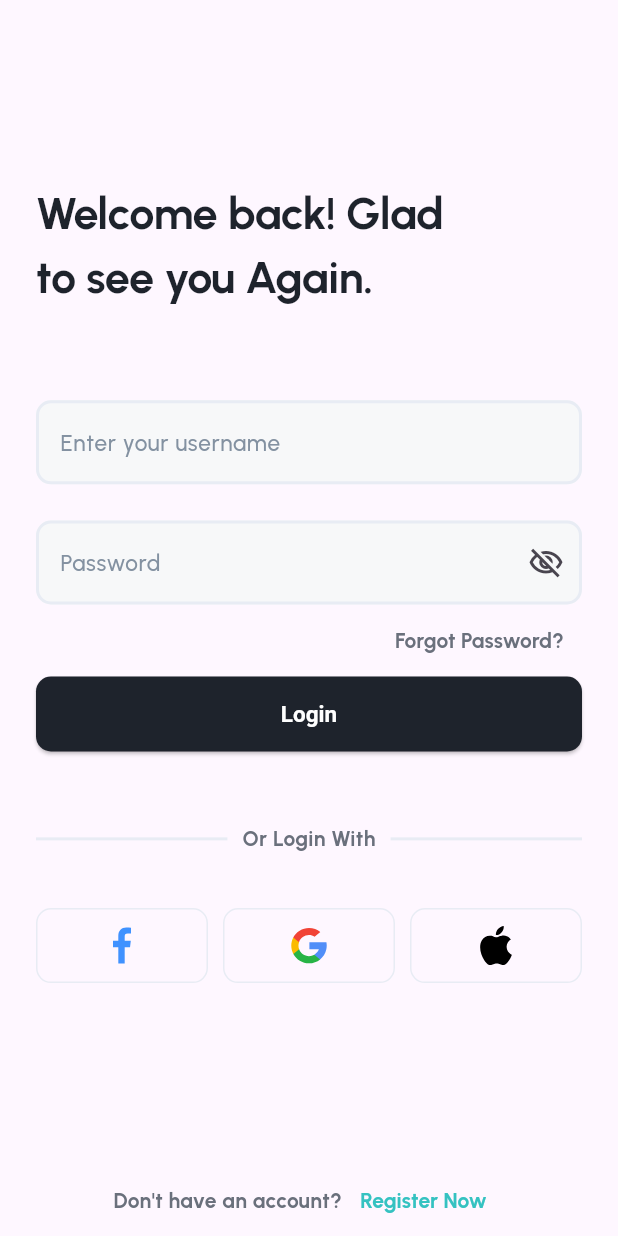
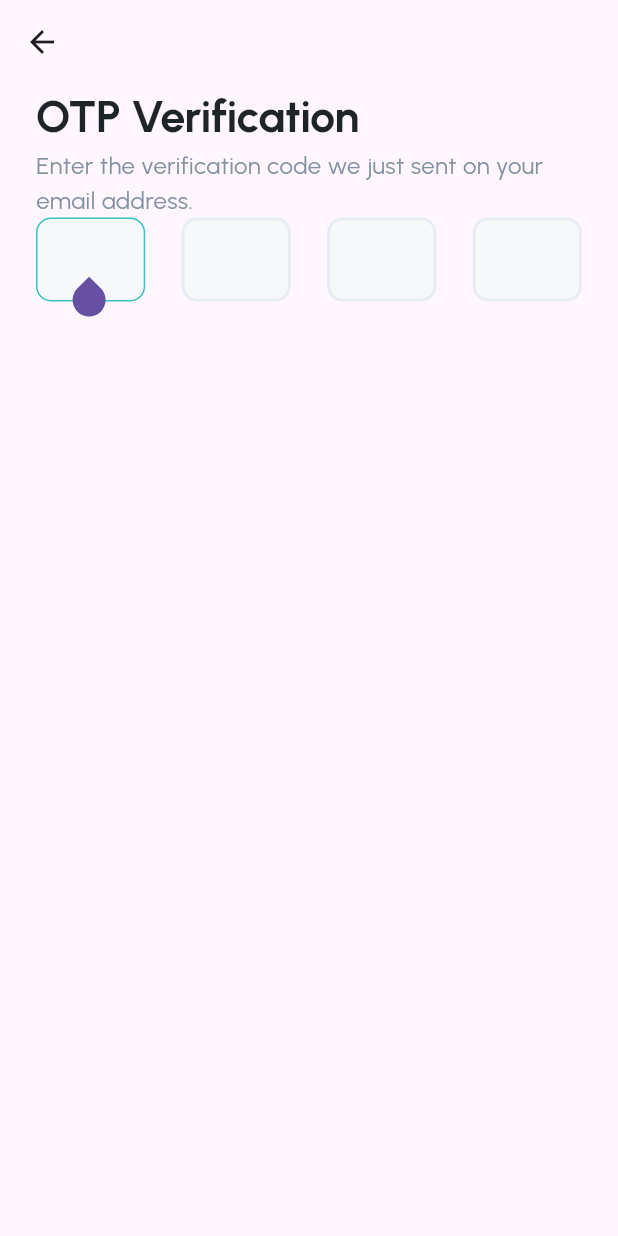
Before and after one commit to AhmetSBulbul/flutter_playground, a Flutter app: the screen it shows after launch, after a tap on "Forgot Password?", on a phone screen of 412 x 824 dp. Run offline on Flutter 3.47's test engine with Material 2 defaults, Android fonts, the phone set to English and light mode, and no system bars; our stand-ins replace flutter_svg, go_router; project files that could hold a hidden picture were left out.

Commit message:
single char digit input

```diff
--- a/lib/main.dart
+++ b/lib/main.dart
@@ -2,6 +2,7 @@ import 'package:flutter/material.dart';
 import 'package:flutter_playground/app/resources/r.dart';
 import 'package:flutter_playground/simple_login/login_info.dart';
 import 'package:flutter_playground/simple_login/login_screen.dart';
+import 'package:flutter_playground/simple_login/otp_verification.dart';
 import 'package:go_router/go_router.dart';
 import 'package:provider/provider.dart';
 
@@ -93,11 +94,19 @@ class App extends StatelessWidget {
     initialLocation: '/',
     routes: [
       GoRoute(path: '/', builder: (context, state) => const HomePage()),
-      GoRoute(path: '/login', builder: (context, state) => const LoginScreen()),
+      GoRoute(
+        path: '/login',
+        builder: (context, state) => const LoginScreen(),
+        routes: [
+          GoRoute(
+              path: 'verification',
+              builder: (context, state) => const OTPVerificationScreen()),
+        ],
+      ),
     ],
     redirect: (state) {
       final bool loggedIn = loginInfo.isLoggedIn;
-      final bool loggingIn = state.subloc == '/login';
+      final bool loggingIn = state.subloc.startsWith('/login');
       if (!loggedIn) return loggingIn ? null : '/login';
 
       if (loggingIn) return '/';
--- a/lib/simple_login/login_screen.dart
+++ b/lib/simple_login/login_screen.dart
@@ -1,7 +1,9 @@
 import 'package:flutter/material.dart';
 import 'package:flutter_playground/app/resources/r.dart';
 import 'package:flutter_playground/simple_login/login_info.dart';
+import 'package:flutter_playground/simple_login/widgets/login_footer.dart';
 import 'package:flutter_svg/svg.dart';
+import 'package:go_router/go_router.dart';
 import 'package:provider/provider.dart';
 
 class LoginScreen extends StatelessWidget {
@@ -51,7 +53,7 @@ class LoginScreen extends StatelessWidget {
                 Align(
                   alignment: Alignment.centerRight,
                   child: TextButton(
-                      onPressed: () {},
+                      onPressed: () => context.go('/login/verification'),
                       child: Text(
                         'Forgot Password?',
                         style: TextStyle(
@@ -135,25 +137,9 @@ class LoginScreen extends StatelessWidget {
                 const Spacer(
                   flex: 10,
                 ),
-                Row(
-                  mainAxisAlignment: MainAxisAlignment.center,
-                  children: [
-                    Text(
-                      'Don\'t have an account?',
-                      style: TextStyle(
-                          fontWeight: FontWeight.w600,
-                          color: R.colors.darkGray),
-                    ),
-                    TextButton(
-                      onPressed: () {},
-                      child: Text(
-                        'Register Now',
-                        style: TextStyle(
-                            fontWeight: FontWeight.w600,
-                            color: R.colors.primary),
-                      ),
-                    ),
-                  ],
+                const LoginScreenFooter(
+                  text: 'Don\'t have an account?',
+                  actionLabel: 'Register Now',
                 ),
               ],
             ),
--- /dev/null
+++ b/lib/simple_login/otp_verification.dart
@@ -0,0 +1,45 @@
+import 'package:flutter/material.dart';
+import 'package:flutter_playground/app/resources/r.dart';
+import 'package:flutter_playground/simple_login/widgets/digit_input.dart';
+
+class OTPVerificationScreen extends StatefulWidget {
+  const OTPVerificationScreen({Key? key}) : super(key: key);
+
+  @override
+  State<OTPVerificationScreen> createState() => _OTPVerificationScreenState();
+}
+
+class _OTPVerificationScreenState extends State<OTPVerificationScreen> {
+  @override
+  Widget build(BuildContext context) {
+    return Scaffold(
+      appBar: AppBar(
+          // title: const Text('OTP Verification'),
+          ),
+      body: SafeArea(
+        child: Padding(
+          padding: const EdgeInsets.symmetric(horizontal: 24),
+          child: Column(
+            crossAxisAlignment: CrossAxisAlignment.stretch,
+            children: [
+              Text(
+                'OTP Verification',
+                textAlign: TextAlign.start,
+                style: TextStyle(
+                    fontWeight: FontWeight.w700,
+                    fontSize: 30,
+                    letterSpacing: -0.3,
+                    color: R.colors.dark),
+              ),
+              Text(
+                'Enter the verification code we just sent on your email address.',
+                style: TextStyle(fontSize: 16, color: R.colors.gray),
+              ),
+              const DigitInput(),
+            ],
+          ),
+        ),
+      ),
+    );
+  }
+}
--- /dev/null
+++ b/lib/simple_login/widgets/digit_input.dart
@@ -0,0 +1,143 @@
+import 'package:flutter/material.dart';
+import 'package:flutter_playground/app/resources/r.dart';
+// import 'package:flutter/services.dart';
+
+const zeroWidthSpace = '\u200B';
+
+class DigitInput extends StatefulWidget {
+  const DigitInput({Key? key}) : super(key: key);
+
+  @override
+  State<DigitInput> createState() => _DigitInputState();
+}
+
+class _DigitInputState extends State<DigitInput> {
+  late List<FocusNode> _focusNodes;
+  final List<TextEditingController> _textControllers =
+      List<TextEditingController>.generate(
+          4, (index) => TextEditingController());
+  int _currentFocusIndex = 0;
+
+  @override
+  void initState() {
+    super.initState();
+    _focusNodes = List<FocusNode>.generate(4, (_) => FocusNode());
+    _textControllers[0].text = zeroWidthSpace;
+    for (var i = 0; i < 4; i++) {
+      _textControllers[i].addListener(() {
+        if (_textControllers[i].text.isEmpty) {
+          if (i != 0) {
+            _focusNodes[i - 1].requestFocus();
+            _currentFocusIndex = i - 1;
+          } else {
+            _textControllers[i].text = zeroWidthSpace;
+            _focusNodes[i].unfocus();
+          }
+        } else if (_textControllers[i].text.length > 1) {
+          if (i != 3) {
+            _textControllers[i + 1].text = zeroWidthSpace;
+            _focusNodes[i + 1].requestFocus();
+            _currentFocusIndex = i + 1;
+          } else {
+            _focusNodes[i].unfocus();
+          }
+        }
+      });
+    }
+  }
+
+  void onTap() {
+    _focusNodes[_currentFocusIndex].requestFocus();
+  }
+
+  @override
+  Widget build(BuildContext context) {
+    return Row(
+      mainAxisSize: MainAxisSize.min,
+      children: [
+        for (var i = 0; i < 4; i++) ...[
+          DigitInputField(
+            key: ValueKey('digit-$i'),
+            focusNode: _focusNodes[i],
+            onTap: onTap,
+            textController: _textControllers[i],
+          ),
+          if (i != 3) const Spacer(),
+        ],
+      ],
+    );
+  }
+
+  @override
+  void dispose() {
+    for (var i = 0; i < 4; i++) {
+      _focusNodes[i].dispose();
+      _textControllers[i].dispose();
+    }
+
+    super.dispose();
+  }
+}
+
+class DigitInputField extends StatefulWidget {
+  const DigitInputField({
+    Key? key,
+    required this.focusNode,
+    required this.textController,
+    required this.onTap,
+  }) : super(key: key);
+  final FocusNode focusNode;
+  final TextEditingController textController;
+  final VoidCallback onTap;
+
+  @override
+  State<DigitInputField> createState() => _DigitInputFieldState();
+}
+
+class _DigitInputFieldState extends State<DigitInputField> {
+  @override
+  void initState() {
+    super.initState();
+    widget.textController.addListener(() {
+      setState(() {});
+    });
+  }
+
+  @override
+  Widget build(BuildContext context) {
+    return Expanded(
+      flex: 3,
+      child: TextField(
+        maxLength: 2,
+        controller: widget.textController,
+        onTap: widget.onTap,
+        textAlign: TextAlign.center,
+        showCursor: false,
+        // strutStyle: StrutStyle.disabled,
+        decoration: InputDecoration(
+          fillColor: widget.textController.text.length == 2
+              ? R.colors.white.withOpacity(0)
+              : null,
+          counterText: '',
+          enabledBorder: widget.textController.text.length == 2
+              ? Theme.of(context).inputDecorationTheme.focusedBorder?.copyWith(
+                    borderSide: BorderSide(
+                      color: R.colors.primary,
+                      width: 1,
+                    ),
+                  )
+              : null,
+          focusedBorder:
+              Theme.of(context).inputDecorationTheme.focusedBorder?.copyWith(
+                    borderSide: BorderSide(
+                      color: R.colors.primary,
+                      width: 1,
+                    ),
+                  ),
+        ),
+        autofocus: true,
+        focusNode: widget.focusNode,
+      ),
+    );
+  }
+}
--- /dev/null
+++ b/lib/simple_login/widgets/login_footer.dart
@@ -0,0 +1,36 @@
+import 'package:flutter/material.dart';
+import 'package:flutter_playground/app/resources/r.dart';
+
+class LoginScreenFooter extends StatelessWidget {
+  const LoginScreenFooter(
+      {Key? key,
+      required this.actionLabel,
+      required this.text,
+      this.onActionPressed})
+      : super(key: key);
+  final VoidCallback? onActionPressed;
+  final String text;
+  final String actionLabel;
+
+  @override
+  Widget build(BuildContext context) {
+    return Row(
+      mainAxisAlignment: MainAxisAlignment.center,
+      children: [
+        Text(
+          text,
+          style:
+              TextStyle(fontWeight: FontWeight.w600, color: R.colors.darkGray),
+        ),
+        TextButton(
+          onPressed: onActionPressed ?? () {},
+          child: Text(
+            actionLabel,
+            style:
+                TextStyle(fontWeight: FontWeight.w600, color: R.colors.primary),
+          ),
+        ),
+      ],
+    );
+  }
+}
```
